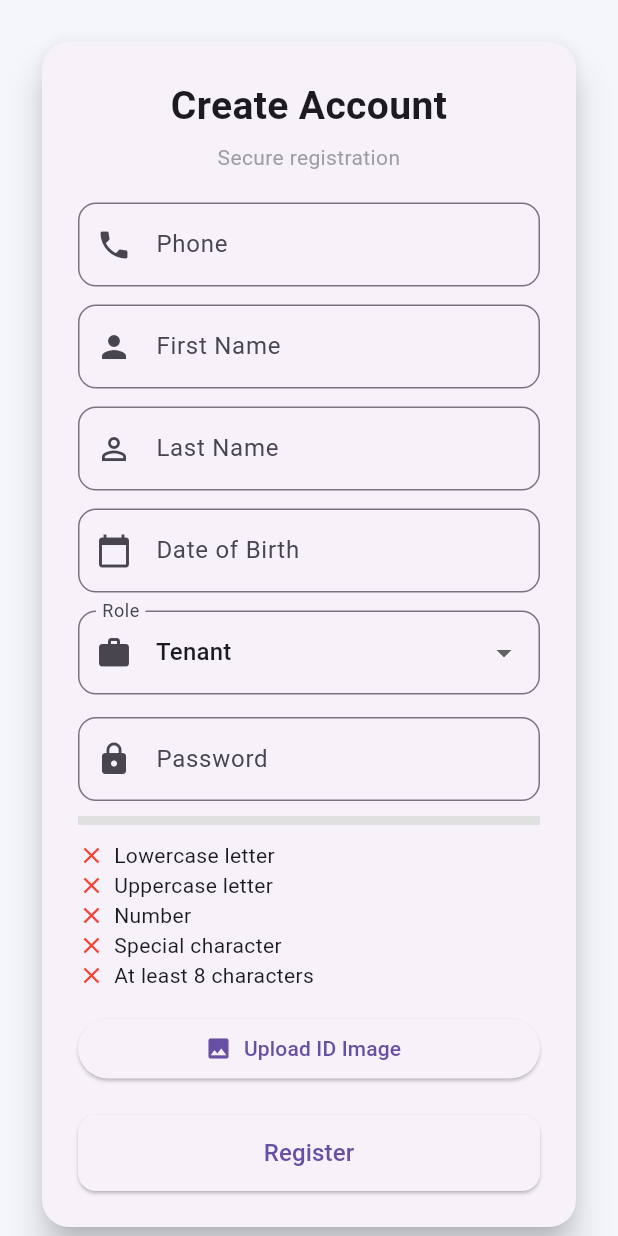
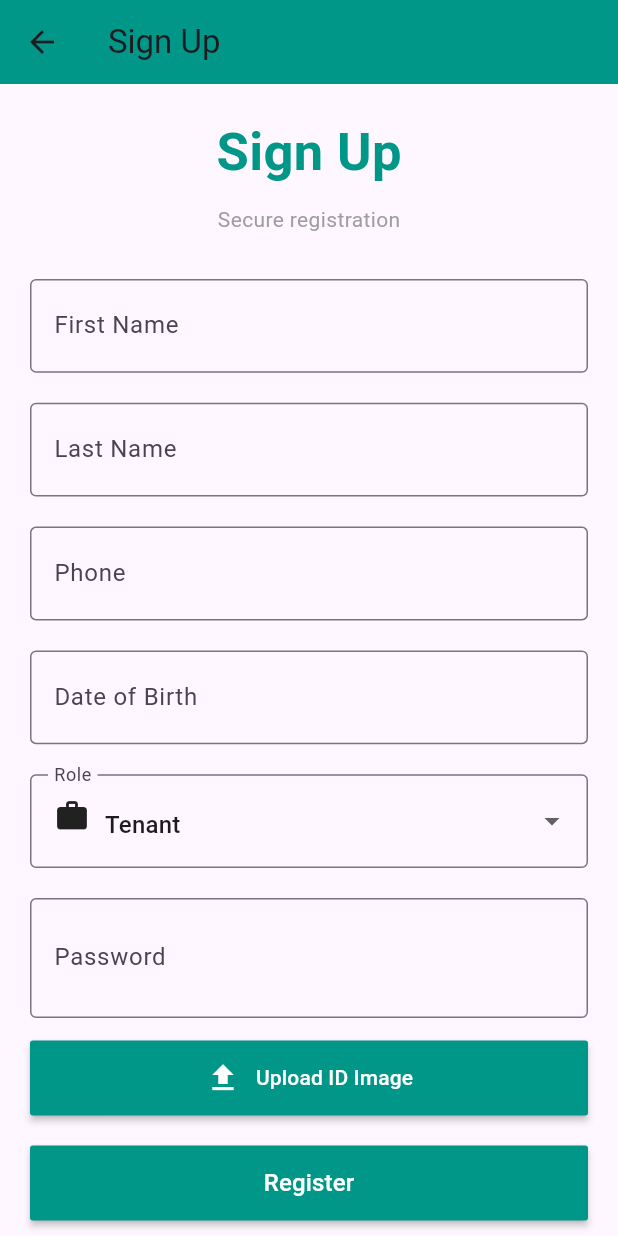
Before and after one commit to DarkMI17/house-renting-app-, a Flutter app: the SignUpPage screen opened directly, on a phone screen of 412 x 824 dp. Run offline on Flutter 3.47's test engine with Material 3 defaults, Android fonts, the phone set to English and light mode, and no system bars; our stand-ins replace get, image_picker; missing offline and left inert: house_rent_app_002.

Commit message:
Update signup.dart

```diff
--- a/lib/signup.dart
+++ b/lib/signup.dart
@@ -1,5 +1,7 @@
 import 'dart:io';
 import 'package:flutter/material.dart';
+import 'package:get/get.dart'; // Add GetX import
+import 'package:house_rent_app_002/login.dart';
 import 'package:image_picker/image_picker.dart';
 
 class SignUpPage extends StatefulWidget {
@@ -24,6 +26,9 @@ class _SignUpPageState extends State<SignUpPage> {
   bool hasNumber = false;
   bool hasSpecial = false;
   bool has8Chars = false;
+  bool passwordVisible = true;
+
+  final _formKey = GlobalKey<FormState>();
 
   void checkPassword(String value) {
     setState(() {
@@ -46,44 +51,66 @@ class _SignUpPageState extends State<SignUpPage> {
     if (img != null) setState(() => idImage = File(img.path));
   }
 
+  void validateForm() {
+    if (_formKey.currentState!.validate()) {
+      ScaffoldMessenger.of(context).showSnackBar(
+        const SnackBar(content: Text('Registration Successful!')),
+      );
+      // After successful registration, you can navigate to login or home
+      // Get.offAll(() => const LoginPage()); // Uncomment if you want to go to login
+    }
+  }
+
   @override
   Widget build(BuildContext context) {
     return Scaffold(
-      backgroundColor: const Color(0xfff4f6fa),
-      body: Center(
-        child: SingleChildScrollView(
-          padding: const EdgeInsets.all(24),
-          child: Card(
-            elevation: 10,
-            shape:
-            RoundedRectangleBorder(borderRadius: BorderRadius.circular(18)),
-            child: Padding(
-              padding: const EdgeInsets.all(24),
+      appBar: AppBar(
+        title: const Text("Sign Up"), // Added title
+        backgroundColor: Colors.teal,
+      ),
+      body: SingleChildScrollView(
+        padding: const EdgeInsets.symmetric(horizontal: 20),
         child: Column(
-                crossAxisAlignment: CrossAxisAlignment.stretch,
+          mainAxisAlignment: MainAxisAlignment.center,
+          crossAxisAlignment: CrossAxisAlignment.center,
           children: [
+            Form(
+              key: _formKey,
+              child: Column(
+                children: [
+                  const SizedBox(height: 20),
                   const Text(
-                    'Create Account',
-                    style:
-                    TextStyle(fontSize: 26, fontWeight: FontWeight.bold),
-                    textAlign: TextAlign.center,
+                    "Sign Up",
+                    style: TextStyle(
+                      fontSize: 35,
+                      color: Colors.teal,
+                      fontWeight: FontWeight.bold,
                     ),
-                  const SizedBox(height: 6),
+                  ),
+                  const SizedBox(height: 10),
                   const Text(
-                    'Secure registration',
-                    textAlign: TextAlign.center,
+                    "Secure registration",
                     style: TextStyle(color: Colors.grey),
                   ),
-                  const SizedBox(height: 20),
+                  const SizedBox(height: 30),
 
-                  input('Phone', phone, Icons.phone),
+                  // Input fields
                   input('First Name', firstName, Icons.person),
                   input('Last Name', lastName, Icons.person_outline),
+                  input('Phone', phone, Icons.phone),
                   input('Date of Birth', dob, Icons.calendar_today),
 
+                  // Role dropdown
                   DropdownButtonFormField(
                     value: role,
-                    decoration: inputDecoration('Role', Icons.work),
+                    decoration: InputDecoration(
+                      labelText: 'Role',
+                      border: const OutlineInputBorder(),
+                      prefix: Container(
+                        margin: const EdgeInsets.only(right: 10),
+                        child: const Icon(Icons.work),
+                      ),
+                    ),
                     items: const [
                       DropdownMenuItem(value: 'tenant', child: Text('Tenant')),
                       DropdownMenuItem(value: 'owner', child: Text('Owner')),
@@ -91,17 +118,37 @@ class _SignUpPageState extends State<SignUpPage> {
                     onChanged: (v) => setState(() => role = v!),
                   ),
 
+                  const SizedBox(height: 20),
+
+                  // Password field with visibility toggle
+                  TextFormField(
+                    controller: password,
+                    obscureText: passwordVisible,
+                    onChanged: checkPassword,
+                    decoration: InputDecoration(
+                      labelText: 'Password',
+                      border: const OutlineInputBorder(),
+                      prefix: Container(
+                        margin: const EdgeInsets.only(right: 10),
+                        child: const Icon(Icons.password),
+                      ),
+                      suffix: IconButton(
+                        onPressed: () {
+                          setState(() {
+                            passwordVisible = !passwordVisible;
+                          });
+                        },
+                        icon: Icon(
+                          passwordVisible ? Icons.visibility_off : Icons.visibility,
+                        ),
+                      ),
+                    ),
+                  ),
+
                   const SizedBox(height: 15),
 
-                  TextField(
-                    controller: password,
-                    obscureText: true,
-                    onChanged: checkPassword,
-                    decoration: inputDecoration('Password', Icons.lock),
-                  ),
-
-                  const SizedBox(height: 10),
-
+                  // Password strength
+                  if (password.text.isNotEmpty) ...[
                     LinearProgressIndicator(
                       value: strength,
                       minHeight: 6,
@@ -112,39 +159,62 @@ class _SignUpPageState extends State<SignUpPage> {
                               ? Colors.orange
                               : Colors.green,
                     ),
-
                     const SizedBox(height: 10),
-
                     rule('Lowercase letter', hasLower),
                     rule('Uppercase letter', hasUpper),
                     rule('Number', hasNumber),
                     rule('Special character', hasSpecial),
                     rule('At least 8 characters', has8Chars),
+                    const SizedBox(height: 20),
+                  ],
 
-                  const SizedBox(height: 15),
-
-                  ElevatedButton.icon(
+                  // ID Image upload button
+                  MaterialButton(
                     onPressed: pickImage,
-                    icon: const Icon(Icons.image),
-                    label: Text(
-                        idImage == null ? 'Upload ID Image' : 'Image Selected ✅'),
+                    color: Colors.teal,
+                    textColor: Colors.white,
+                    minWidth: double.infinity,
+                    height: 50,
+                    child: Row(
+                      mainAxisAlignment: MainAxisAlignment.center,
+                      children: [
+                        Icon(idImage == null ? Icons.upload : Icons.check),
+                        const SizedBox(width: 10),
+                        Text(idImage == null ? 'Upload ID Image' : 'Image Selected'),
+                      ],
+                    ),
                   ),
 
                   const SizedBox(height: 20),
 
-                  ElevatedButton(
-                    style: ElevatedButton.styleFrom(
-                        padding: const EdgeInsets.all(14),
-                        shape: RoundedRectangleBorder(
-                            borderRadius: BorderRadius.circular(12))),
-                    onPressed: () {},
+                  // Register button
+                  MaterialButton(
+                    onPressed: validateForm,
+                    color: Colors.teal,
+                    textColor: Colors.white,
+                    minWidth: double.infinity,
+                    height: 50,
                     child: const Text('Register',
                         style: TextStyle(fontSize: 16)),
                   ),
+
+                  // Already have an account - CHANGED TO GET.NAVIGATION
+                  TextButton(
+                    onPressed: () {
+                      // Changed from Navigator.push to Get.to
+                      Get.to(() => const LoginPage());
+                    },
+                    child: const Text(
+                      "Already have an account, Sign in",
+                      style: TextStyle(color: Colors.teal),
+                    ),
+                  ),
+
+                  const SizedBox(height: 20),
                 ],
               ),
             ),
-          ),
+          ],
         ),
       ),
     );
@@ -161,20 +231,26 @@ class _SignUpPageState extends State<SignUpPage> {
     );
   }
 
-  InputDecoration inputDecoration(String label, IconData icon) {
-    return InputDecoration(
-      labelText: label,
-      prefixIcon: Icon(icon),
-      border: OutlineInputBorder(borderRadius: BorderRadius.circular(12)),
-    );
-  }
-
   Widget input(String label, TextEditingController c, IconData icon) {
     return Padding(
-      padding: const EdgeInsets.only(bottom: 12),
-      child: TextField(
+      padding: const EdgeInsets.only(bottom: 20),
+      child: TextFormField(
         controller: c,
-        decoration: inputDecoration(label, icon),
+        decoration: InputDecoration(
+          labelText: label,
+          border: const OutlineInputBorder(),
+          prefix: Container(
+            margin: const EdgeInsets.only(right: 10),
+            child: Icon(icon),
+          ),
+        ),
+        // Add basic validation
+        validator: (value) {
+          if (value == null || value.isEmpty) {
+            return 'Please enter $label';
+          }
+          return null;
+        },
       ),
     );
   }
```
Lines whose indentation alone changed are shown as unchanged.
